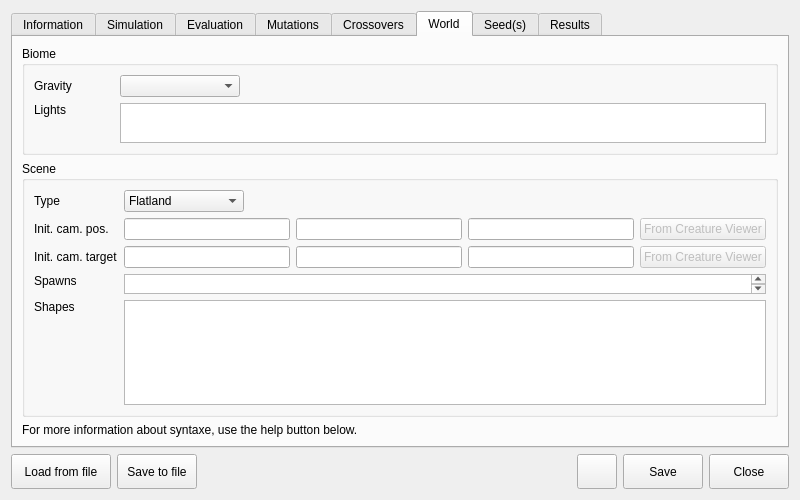
The window that src/genelab/core/ui/widgets/experiments/experimentspropertiescontroller.ui (GeneCraft/GeneCraft-Project) describes before a commit, drawn with Qt 5.
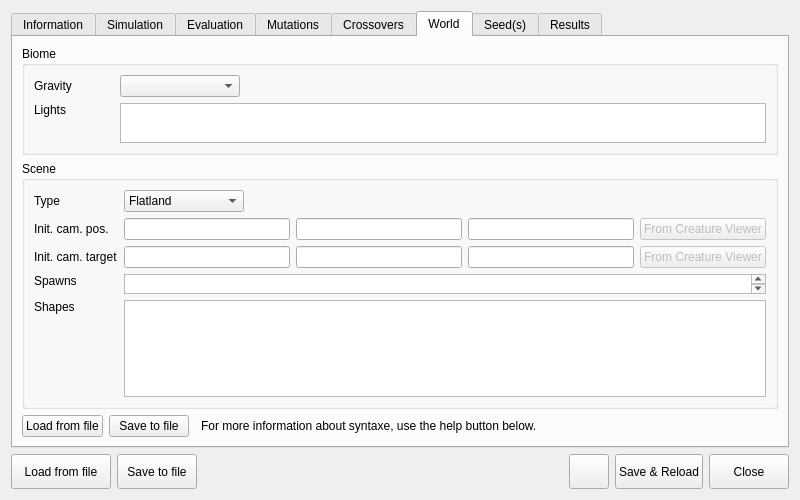
The same window after the commit. Icons and pictures are not drawn.

Commit message:
+ sauvegarde des mondes hors experience (.world) et amélioration du protocole
* Nettoyage et amélioration du btworldfactory

* Amélioration du widget de control d'un monde

The edit to the form file:
```diff
--- a/src/genelab/core/ui/widgets/experiments/experimentspropertiescontroller.ui
+++ b/src/genelab/core/ui/widgets/experiments/experimentspropertiescontroller.ui
@@ -402,14 +402,14 @@
        <string>World</string>
       </attribute>
       <layout class="QGridLayout" name="gridLayout_12">
-       <item row="4" column="0">
+       <item row="4" column="3">
         <widget class="QLabel" name="label_9">
          <property name="text">
           <string>For more information about syntaxe, use the help button below.</string>
          </property>
         </widget>
        </item>
-       <item row="0" column="0">
+       <item row="0" column="0" colspan="7">
         <widget class="QGroupBox" name="groupBox_5">
          <property name="title">
           <string>Biome</string>
@@ -481,7 +481,7 @@
          </layout>
         </widget>
        </item>
-       <item row="3" column="0">
+       <item row="3" column="0" colspan="7">
         <widget class="QGroupBox" name="groupBox_9">
          <property name="title">
           <string>Scene</string>
@@ -600,16 +600,6 @@
               <string>Flatland</string>
              </property>
             </item>
-            <item>
-             <property name="text">
-              <string>RandomsRuins</string>
-             </property>
-            </item>
-            <item>
-             <property name="text">
-              <string>RandomSquaresLevel</string>
-             </property>
-            </item>
            </widget>
           </item>
           <item row="1" column="4">
@@ -635,6 +625,41 @@
          </layout>
         </widget>
        </item>
+       <item row="4" column="4">
+        <spacer name="horizontalSpacer_5">
+         <property name="orientation">
+          <enum>Qt::Horizontal</enum>
+         </property>
+         <property name="sizeHint" stdset="0">
+          <size>
+           <width>40</width>
+           <height>20</height>
+          </size>
+         </property>
+        </spacer>
+       </item>
+       <item row="4" column="1">
+        <widget class="QPushButton" name="pbSaveWorldToFile">
+         <property name="text">
+          <string>Save to file</string>
+         </property>
+         <property name="icon">
+          <iconset resource="../../../ressources/ressources.qrc">
+           <normaloff>:/img/icons/world_save</normaloff>:/img/icons/world_save</iconset>
+         </property>
+        </widget>
+       </item>
+       <item row="4" column="0">
+        <widget class="QPushButton" name="pbLoadWorldFromFile">
+         <property name="text">
+          <string>Load from file</string>
+         </property>
+         <property name="icon">
+          <iconset resource="../../../ressources/ressources.qrc">
+           <normaloff>:/img/icons/world_load</normaloff>:/img/icons/world_load</iconset>
+         </property>
+        </widget>
+       </item>
       </layout>
      </widget>
      <widget class="QWidget" name="tab_7">
@@ -685,6 +710,10 @@
      <property name="text">
       <string>Load from file</string>
      </property>
+     <property name="icon">
+      <iconset resource="../../../ressources/ressources.qrc">
+       <normaloff>:/img/icons/experiment_load</normaloff>:/img/icons/experiment_load</iconset>
+     </property>
     </widget>
    </item>
    <item row="2" column="4">
@@ -696,7 +725,7 @@
       </size>
      </property>
      <property name="text">
-      <string>Save</string>
+      <string>Save &amp;&amp; Reload</string>
      </property>
     </widget>
    </item>
@@ -711,6 +740,10 @@
      <property name="text">
       <string>Save to file</string>
      </property>
+     <property name="icon">
+      <iconset resource="../../../ressources/ressources.qrc">
+       <normaloff>:/img/icons/experiment_save</normaloff>:/img/icons/experiment_save</iconset>
+     </property>
     </widget>
    </item>
   </layout>
```
The commit also changes 14 other files.
